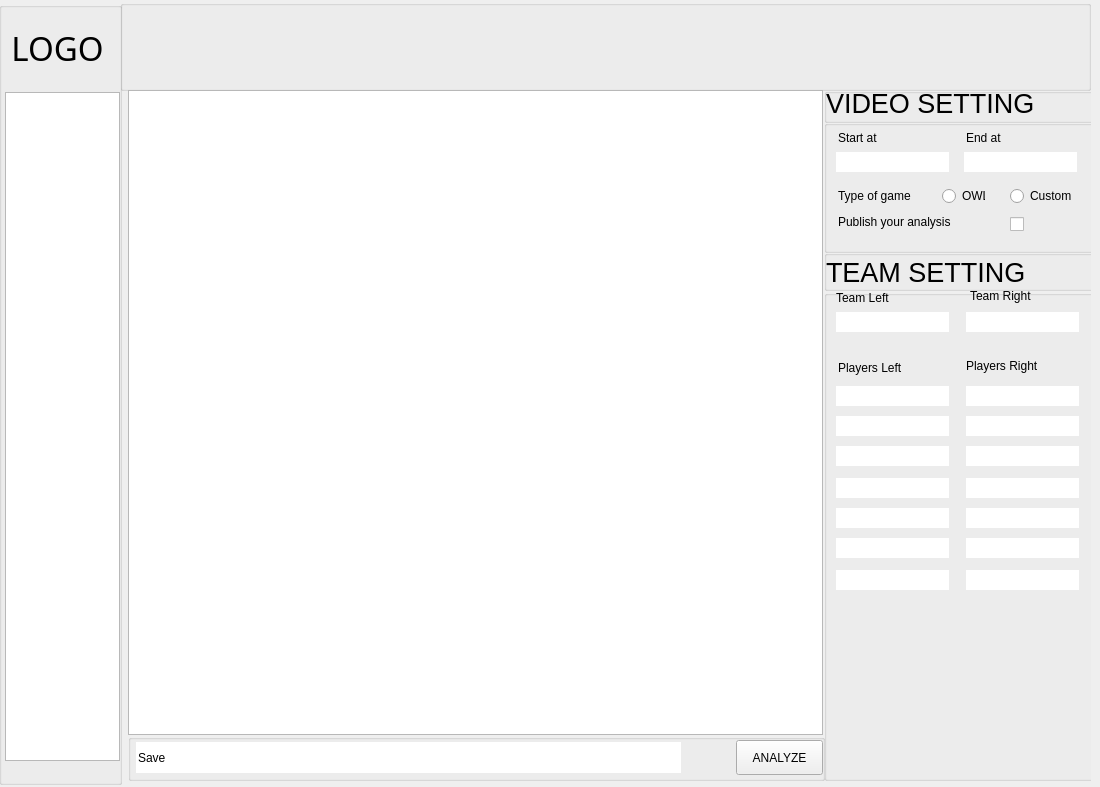
Qt form ora/gui/main.ui (appcell/OverwatchDataAnalysis) before a commit.
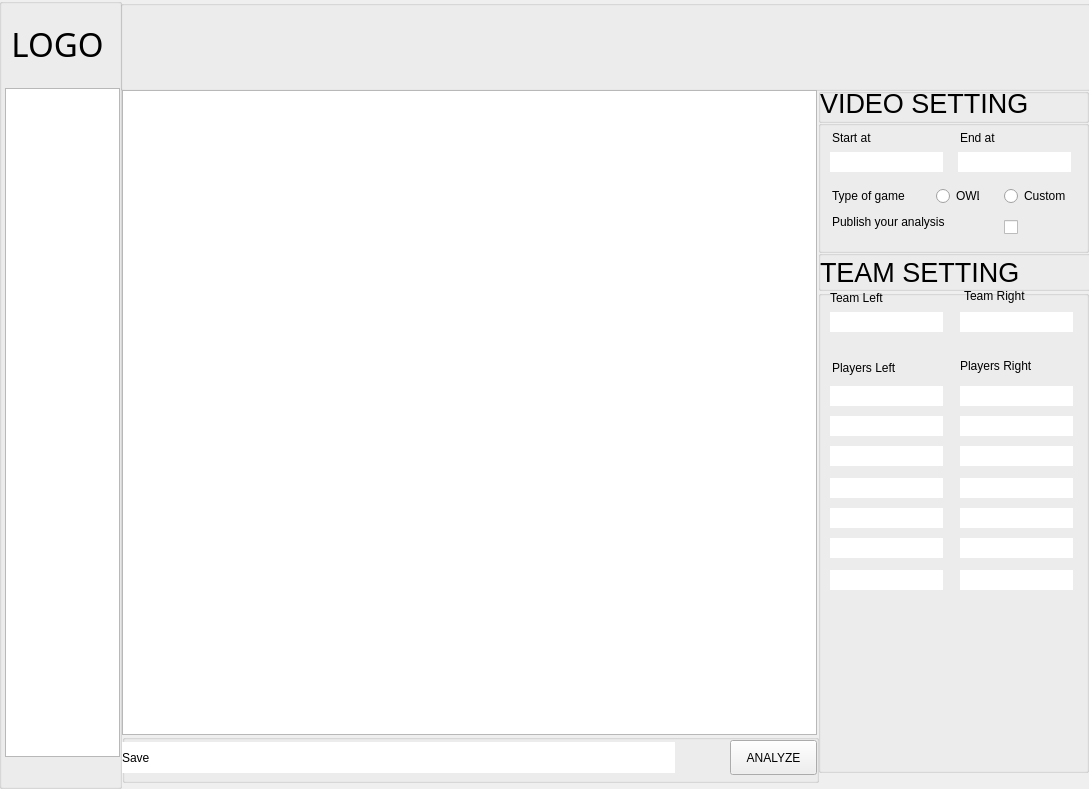
The same form after that commit.

```diff
--- a/ora/gui/main.ui
+++ b/ora/gui/main.ui
@@ -6,8 +6,8 @@
    <rect>
     <x>0</x>
     <y>0</y>
-    <width>1100</width>
-    <height>787</height>
+    <width>1089</width>
+    <height>789</height>
    </rect>
   </property>
   <property name="windowTitle">
@@ -17,10 +17,10 @@
    <widget class="QStackedWidget" name="main_stackedwidget">
     <property name="geometry">
      <rect>
-      <x>124</x>
+      <x>118</x>
       <y>90</y>
-      <width>967</width>
-      <height>691</height>
+      <width>973</width>
+      <height>701</height>
      </rect>
     </property>
     <property name="whatsThis">
@@ -53,6 +53,9 @@
       <property name="accessibleName">
        <string>video_listwidget</string>
       </property>
+      <property name="frameShadow">
+       <enum>QFrame::Plain</enum>
+      </property>
       <property name="iconSize">
        <size>
         <width>30</width>
@@ -343,9 +346,9 @@
       <property name="geometry">
        <rect>
         <x>886</x>
-        <y>126</y>
-        <width>16</width>
-        <height>16</height>
+        <y>122</y>
+        <width>63</width>
+        <height>31</height>
        </rect>
       </property>
       <property name="text">
@@ -551,7 +554,7 @@
         <x>700</x>
         <y>200</y>
         <width>271</width>
-        <height>491</height>
+        <height>483</height>
        </rect>
       </property>
       <property name="accessibleName">
@@ -567,12 +570,15 @@
         <x>4</x>
         <y>644</y>
         <width>697</width>
-        <height>47</height>
+        <height>49</height>
        </rect>
       </property>
       <property name="title">
        <string/>
       </property>
+      <property name="flat">
+       <bool>true</bool>
+      </property>
       <widget class="QPushButton" name="analyze_button">
        <property name="geometry">
         <rect>
@@ -614,9 +620,9 @@
       <widget class="QLineEdit" name="path_lineedit">
        <property name="geometry">
         <rect>
-         <x>8</x>
+         <x>-2</x>
          <y>8</y>
-         <width>545</width>
+         <width>555</width>
          <height>31</height>
         </rect>
        </property>
@@ -887,9 +893,9 @@
     <property name="geometry">
      <rect>
       <x>-1</x>
-      <y>2</y>
+      <y>-2</y>
       <width>123</width>
-      <height>783</height>
+      <height>791</height>
      </rect>
     </property>
     <property name="accessibleName">
@@ -937,19 +943,6 @@
      </property>
     </widget>
    </widget>
-   <widget class="QLabel" name="left_shadow_label">
-    <property name="geometry">
-     <rect>
-      <x>114</x>
-      <y>0</y>
-      <width>16</width>
-      <height>761</height>
-     </rect>
-    </property>
-    <property name="text">
-     <string/>
-    </property>
-   </widget>
    <zorder>top_group</zorder>
    <zorder>left_group</zorder>
    <zorder>main_stackedwidget</zorder>
```
Left out of the diff: 1 changed line with no effect on the pictures.
